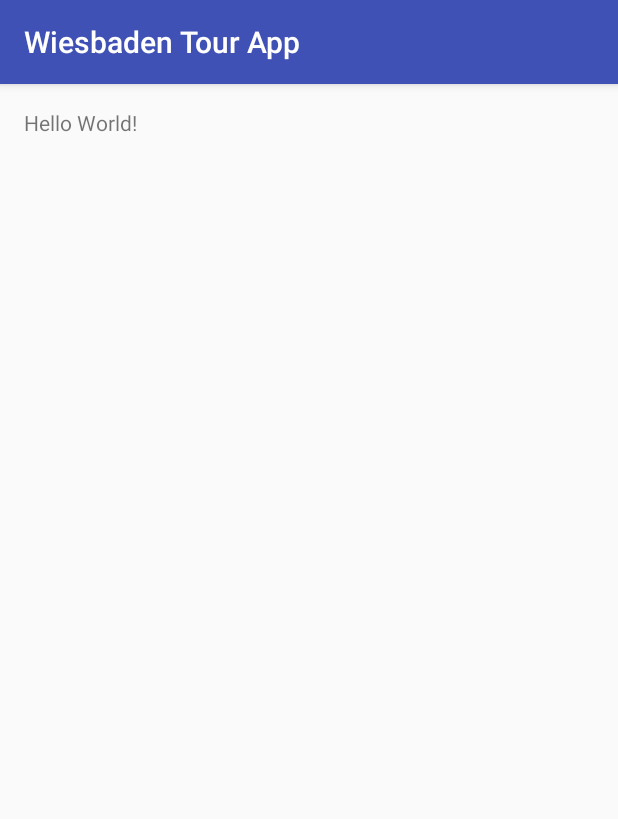
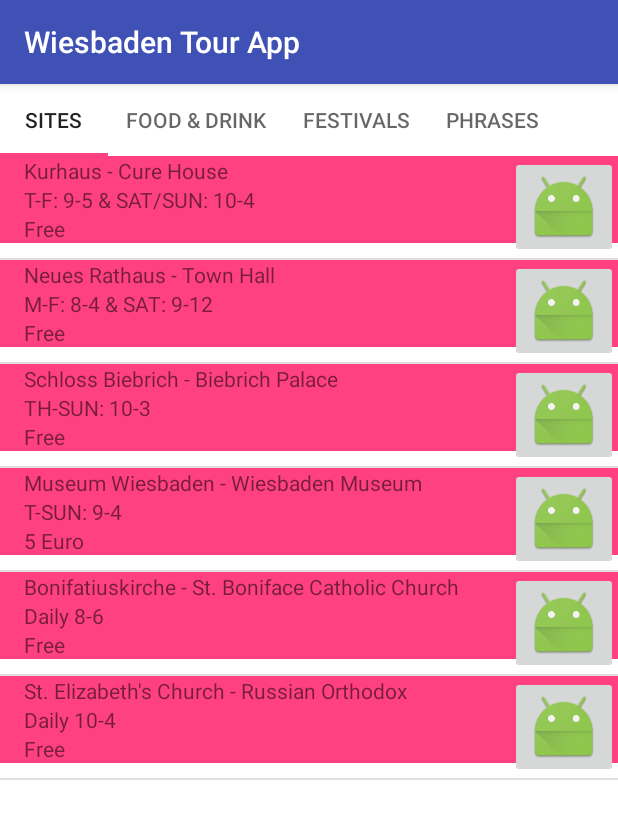
Before and after one commit to davej33/WiesbadenTourApp, an Android app: the screen it shows after launch (MainActivity), on a phone screen of 412 x 824 dp. Shown: the top 819 px of the screen. Run offline under Robolectric (Android 15) with nearby library versions, the phone set to English and light mode, and no system bars.

Commit message:
draft - functional viewpager

```diff
--- a/app/src/main/java/com/example/android/wiesbadentourapp/FragmentPagerAdapter.java
+++ /dev/null
@@ -1,10 +0,0 @@
-package com.example.android.wiesbadentourapp;
-
-import android.support.v4.app.FragmentPagerAdapter;
-
-/**
- * Created by dnj on 10/14/16.
- */
-
-public class FragmentPagerAdapter extends FragmentPagerAdapter {
-}
--- /dev/null
+++ b/app/src/main/java/com/example/android/wiesbadentourapp/ItemFragmentPagerAdapter.java
@@ -0,0 +1,49 @@
+package com.example.android.wiesbadentourapp;
+
+import android.content.Context;
+import android.support.v4.app.Fragment;
+import android.support.v4.app.FragmentManager;
+import android.support.v4.app.FragmentPagerAdapter;
+
+/**
+ * Created by dnj on 10/14/16.
+ */
+
+public class ItemFragmentPagerAdapter extends FragmentPagerAdapter {
+
+
+    final int PAGE_COUNT = 4;
+    private String tabTitles[] = new String[]{"Sites", "Food & Drink", "Festivals", "Phrases"};
+    private Context context;
+
+    public ItemFragmentPagerAdapter(FragmentManager fm, Context context) {
+        super(fm);
+        this.context = context;
+    }
+
+    @Override
+    public int getCount() {
+        return PAGE_COUNT;
+    }
+
+    @Override
+    public Fragment getItem(int position) {
+
+        if (position == 0) {
+            return new SiteFragment();
+        } else if (position == 1) {
+            return new FoodDrinkFragment();
+        } else if (position == 2) {
+            return new FestivalsFragment();
+        } else {
+            return new PhrasesFragment();
+        }
+    }
+
+
+    @Override
+    public CharSequence getPageTitle(int position) {
+        // Generate title based on item position
+        return tabTitles[position];
+    }
+}
--- a/app/src/main/java/com/example/android/wiesbadentourapp/MainActivity.java
+++ b/app/src/main/java/com/example/android/wiesbadentourapp/MainActivity.java
@@ -1,7 +1,9 @@
 package com.example.android.wiesbadentourapp;
 
+import android.os.Bundle;
+import android.support.design.widget.TabLayout;
+import android.support.v4.view.ViewPager;
 import android.support.v7.app.AppCompatActivity;
-import android.os.Bundle;
 
 public class MainActivity extends AppCompatActivity {
 
@@ -10,5 +12,12 @@ public class MainActivity extends AppCompatActivity {
         super.onCreate(savedInstanceState);
         setContentView(R.layout.activity_main);
 
+        ViewPager viewPager = (ViewPager) findViewById(R.id.viewPager);
+        viewPager.setAdapter(new ItemFragmentPagerAdapter(getSupportFragmentManager(),
+                MainActivity.this));
+
+        // Give the TabLayout the ViewPager
+        TabLayout tabLayout = (TabLayout) findViewById(R.id.sliding_tabs);
+        tabLayout.setupWithViewPager(viewPager);
     }
 }
--- a/app/src/main/java/com/example/android/wiesbadentourapp/SiteFragment.java
+++ b/app/src/main/java/com/example/android/wiesbadentourapp/SiteFragment.java
@@ -46,12 +46,6 @@ public class SiteFragment extends Fragment {
         TourInfoItemAdapter adapter = new TourInfoItemAdapter(getActivity(), items, R.color.colorAccent);
         ListView listView = (ListView) rootView.findViewById(R.id.list_view_id);
         listView.setAdapter(adapter);
-        listView.setOnItemClickListener(new AdapterView.OnItemClickListener() {
-            @Override
-            public void onItemClick(AdapterView<?> parent, View view, int position, long id) {
-                TourInfoItem item = items.get(position);
-            }
-        });
 
         return rootView;
 
--- a/app/src/main/java/com/example/android/wiesbadentourapp/TourInfoItem.java
+++ b/app/src/main/java/com/example/android/wiesbadentourapp/TourInfoItem.java
@@ -12,6 +12,8 @@ public class TourInfoItem {
     private int mImageResourceID;
     private String mWebsite;
     private String mCoordinates;
+    private int mImageResourceId = NO_IMAGE_PROVIDED;
+    private static final int NO_IMAGE_PROVIDED = -1;
 
     public TourInfoItem (String name, String hours, String cost, int image, String website, String coordinates){
         mTourItemName = name;
@@ -46,4 +48,11 @@ public class TourInfoItem {
     public String getmCoordinates() {
         return mCoordinates;
     }
+
+    public int getmImageResourceId() {
+        return mImageResourceId;
+    }
+    public boolean hasImage() {
+        return mImageResourceId != NO_IMAGE_PROVIDED;
+    }
 }
--- a/app/src/main/java/com/example/android/wiesbadentourapp/TourInfoItemAdapter.java
+++ b/app/src/main/java/com/example/android/wiesbadentourapp/TourInfoItemAdapter.java
@@ -1,10 +1,12 @@
 package com.example.android.wiesbadentourapp;
 
 import android.content.Context;
+import android.support.v4.content.ContextCompat;
 import android.view.LayoutInflater;
 import android.view.View;
 import android.view.ViewGroup;
 import android.widget.ArrayAdapter;
+import android.widget.ImageView;
 import android.widget.TextView;
 
 import java.util.ArrayList;
@@ -13,11 +15,11 @@ import java.util.ArrayList;
  * Created by dnj on 10/14/16.
  */
 
-public class TourInfoItemAdapter extends ArrayAdapter<TourInfoItemAdapter> {
+public class TourInfoItemAdapter extends ArrayAdapter<TourInfoItem> {
 
     private int mColorID;
 
-    public TourInfoItemAdapter(Context context, ArrayList<TourInfoItemAdapter> items, int color){
+    public TourInfoItemAdapter(Context context, ArrayList<TourInfoItem> items, int color){
         super(context, 0 , items);
         mColorID = color;
     }
@@ -40,6 +42,19 @@ public class TourInfoItemAdapter extends ArrayAdapter<TourInfoItemAdapter> {
         TextView cost = (TextView) listItemView.findViewById(R.id.cost_view);
         cost.setText(currentItem.getmCost());
 
+
+        ImageView image = (ImageView) listItemView.findViewById(R.id.image);
+        if (currentItem.hasImage()){
+            image.setImageResource(currentItem.getmImageResourceID());
+            image.setVisibility(View.VISIBLE);
+        } else {
+            image.setVisibility(View.GONE);
+        }
+
+        final View textContainer = listItemView.findViewById(R.id.text_container);
+        int color = ContextCompat.getColor(getContext(), mColorID);
+        textContainer.setBackgroundColor(color);
+
         return listItemView;
     }
 }
--- a/app/src/main/res/layout/activity_main.xml
+++ b/app/src/main/res/layout/activity_main.xml
@@ -1,17 +1,22 @@
 <?xml version="1.0" encoding="utf-8"?>
-<RelativeLayout xmlns:android="http://schemas.android.com/apk/res/android"
-    xmlns:tools="http://schemas.android.com/tools"
-    android:id="@+id/activity_main"
+<LinearLayout xmlns:android="http://schemas.android.com/apk/res/android"
+    xmlns:app="http://schemas.android.com/apk/res-auto"
     android:layout_width="match_parent"
     android:layout_height="match_parent"
-    android:paddingBottom="@dimen/activity_vertical_margin"
-    android:paddingLeft="@dimen/activity_horizontal_margin"
-    android:paddingRight="@dimen/activity_horizontal_margin"
-    android:paddingTop="@dimen/activity_vertical_margin"
-    tools:context="com.example.android.wiesbadentourapp.MainActivity">
+    android:background="#fff"
+    android:orientation="vertical">
 
-    <TextView
-        android:layout_width="wrap_content"
+    <android.support.design.widget.TabLayout
+        android:id="@+id/sliding_tabs"
+        android:layout_width="match_parent"
         android:layout_height="wrap_content"
-        android:text="Hello World!" />
-</RelativeLayout>
+        app:tabMode="scrollable"/>
+
+    <android.support.v4.view.ViewPager
+        android:id="@+id/viewPager"
+        android:layout_width="match_parent"
+        android:layout_height="0dp"
+        android:background="@android:color/white"
+        android:layout_weight="1"/>
+
+</LinearLayout>
--- a/app/src/main/res/layout/item_view.xml
+++ b/app/src/main/res/layout/item_view.xml
@@ -16,7 +16,7 @@
 
     <LinearLayout
         android:id="@+id/text_container"
-        android:layout_width="wrap_content"
+        android:layout_width="match_parent"
         android:layout_height="wrap_content"
         android:orientation="vertical"
         android:layout_toRightOf="@+id/image"
```
